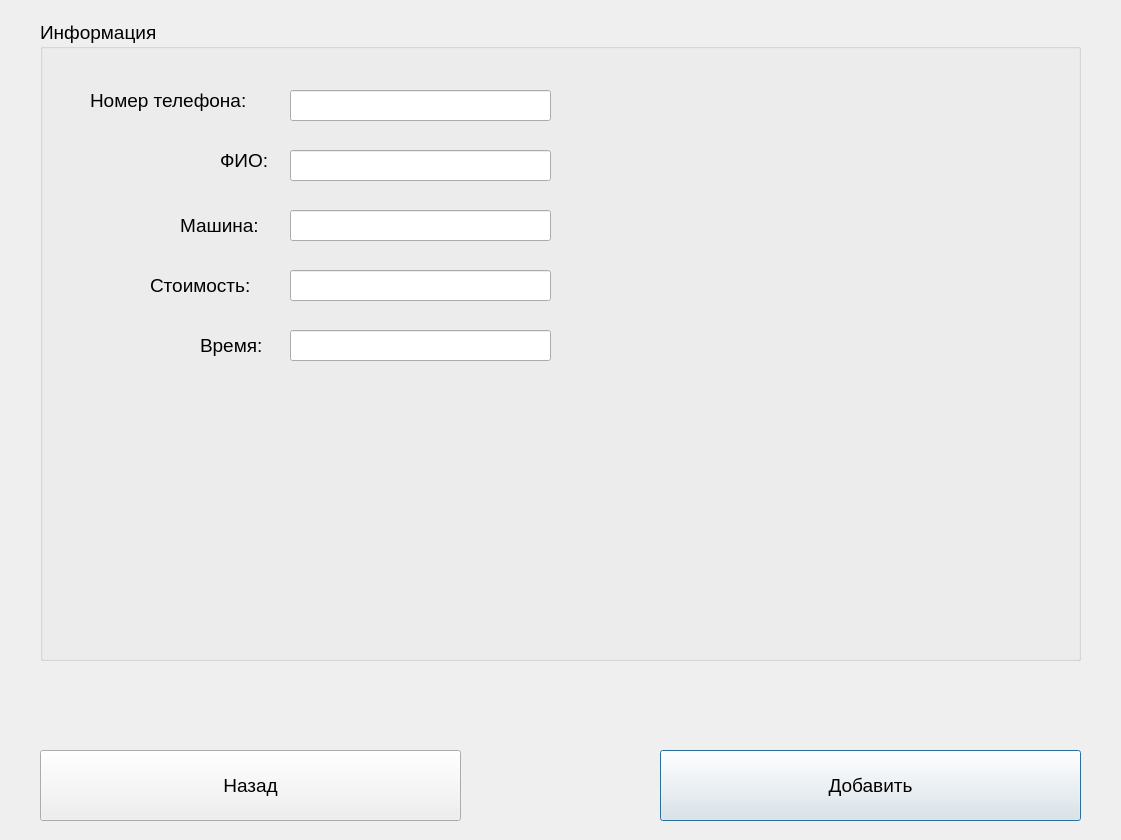
Old version of the form Add.ui in the repository mishafominih/Accounting.
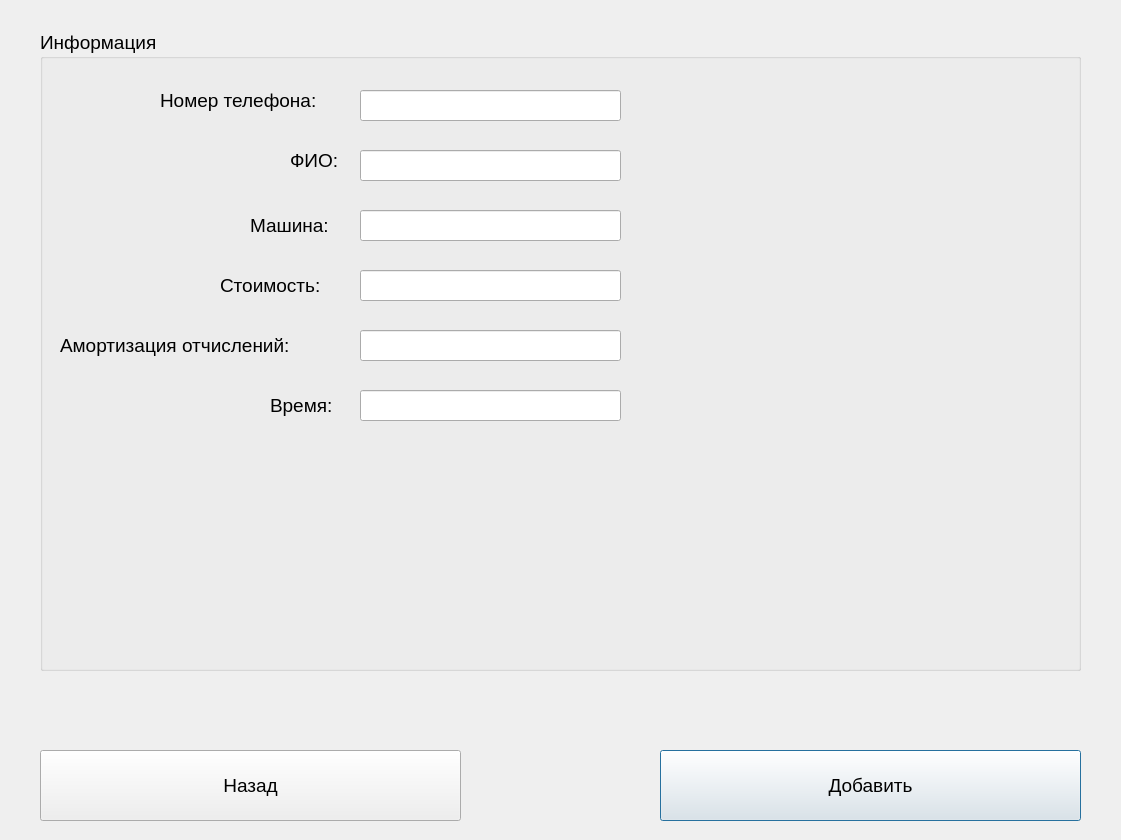
New version of the form.

Patch:
```diff
--- a/Add.ui
+++ b/Add.ui
@@ -35,7 +35,7 @@
    <property name="geometry">
     <rect>
      <x>40</x>
-     <y>20</y>
+     <y>30</y>
      <width>1041</width>
      <height>641</height>
     </rect>
@@ -51,8 +51,8 @@
    <widget class="QLabel" name="label">
     <property name="geometry">
      <rect>
-      <x>50</x>
-      <y>60</y>
+      <x>120</x>
+      <y>50</y>
       <width>191</width>
       <height>41</height>
      </rect>
@@ -64,8 +64,8 @@
    <widget class="QLabel" name="label_2">
     <property name="geometry">
      <rect>
-      <x>140</x>
-      <y>190</y>
+      <x>210</x>
+      <y>180</y>
       <width>91</width>
       <height>31</height>
      </rect>
@@ -77,8 +77,8 @@
    <widget class="QLineEdit" name="Car">
     <property name="geometry">
      <rect>
-      <x>250</x>
-      <y>190</y>
+      <x>320</x>
+      <y>180</y>
       <width>261</width>
       <height>31</height>
      </rect>
@@ -87,8 +87,8 @@
    <widget class="QLineEdit" name="PhoneNumber">
     <property name="geometry">
      <rect>
-      <x>250</x>
-      <y>70</y>
+      <x>320</x>
+      <y>60</y>
       <width>261</width>
       <height>31</height>
      </rect>
@@ -97,8 +97,8 @@
    <widget class="QLabel" name="label_3">
     <property name="geometry">
      <rect>
-      <x>180</x>
-      <y>120</y>
+      <x>250</x>
+      <y>110</y>
       <width>71</width>
       <height>41</height>
      </rect>
@@ -110,8 +110,8 @@
    <widget class="QLineEdit" name="Name">
     <property name="geometry">
      <rect>
-      <x>250</x>
-      <y>130</y>
+      <x>320</x>
+      <y>120</y>
       <width>261</width>
       <height>31</height>
      </rect>
@@ -120,8 +120,8 @@
    <widget class="QLabel" name="label_4">
     <property name="geometry">
      <rect>
-      <x>110</x>
-      <y>250</y>
+      <x>180</x>
+      <y>240</y>
       <width>121</width>
       <height>31</height>
      </rect>
@@ -133,8 +133,8 @@
    <widget class="QLineEdit" name="Cast">
     <property name="geometry">
      <rect>
-      <x>250</x>
-      <y>250</y>
+      <x>320</x>
+      <y>240</y>
       <width>261</width>
       <height>31</height>
      </rect>
@@ -143,8 +143,8 @@
    <widget class="QLabel" name="label_5">
     <property name="geometry">
      <rect>
-      <x>160</x>
-      <y>310</y>
+      <x>230</x>
+      <y>360</y>
       <width>71</width>
       <height>31</height>
      </rect>
@@ -156,8 +156,31 @@
    <widget class="QLineEdit" name="Time">
     <property name="geometry">
      <rect>
-      <x>250</x>
-      <y>310</y>
+      <x>320</x>
+      <y>360</y>
+      <width>261</width>
+      <height>31</height>
+     </rect>
+    </property>
+   </widget>
+   <widget class="QLabel" name="label_6">
+    <property name="geometry">
+     <rect>
+      <x>20</x>
+      <y>300</y>
+      <width>281</width>
+      <height>31</height>
+     </rect>
+    </property>
+    <property name="text">
+     <string>Амортизация отчислений:</string>
+    </property>
+   </widget>
+   <widget class="QLineEdit" name="Cast_2">
+    <property name="geometry">
+     <rect>
+      <x>320</x>
+      <y>300</y>
       <width>261</width>
       <height>31</height>
      </rect>
```
